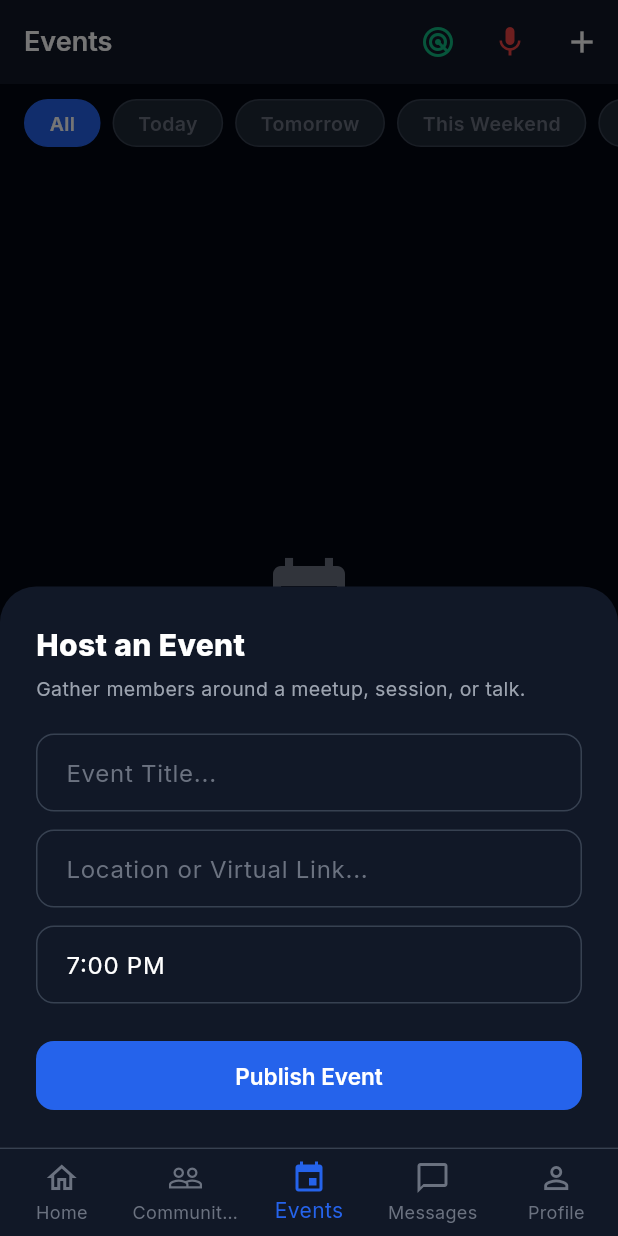
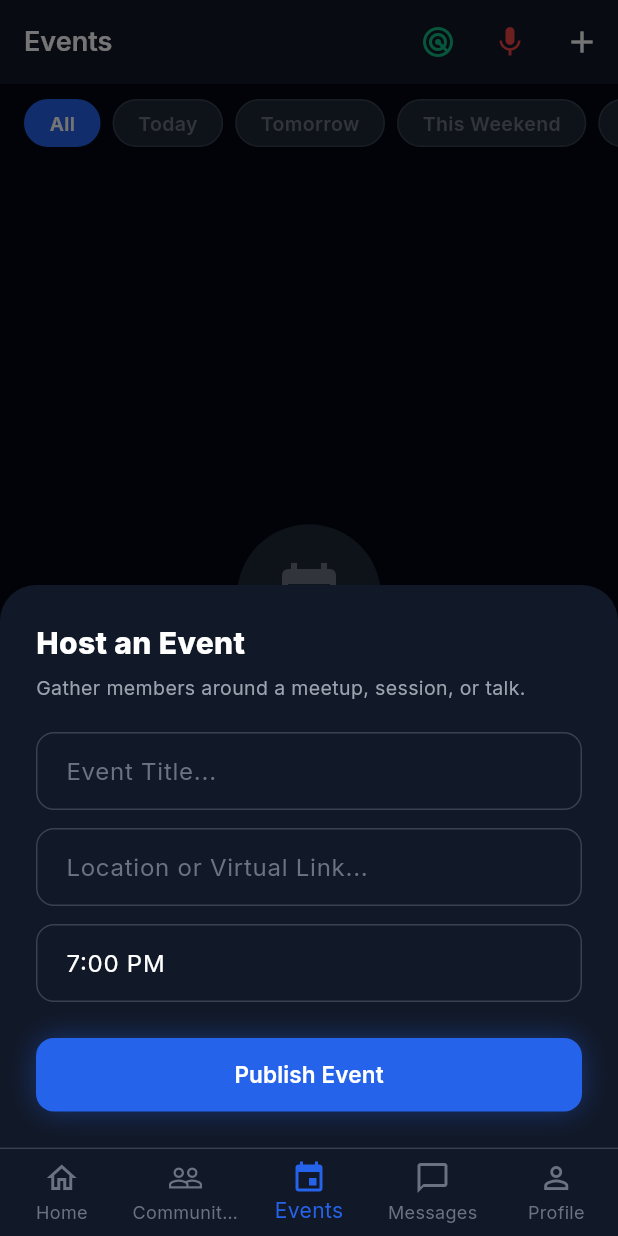
Before and after one commit to RUS-TICurtis/Quest-, a Flutter app: the EventsScreen screen opened by its route, after a tap on the "add" icon, on a phone screen of 412 x 824 dp. Run offline on Flutter 3.47's test engine with Material 3 defaults, Android fonts, the phone set to English and light mode, and no system bars; our stand-ins replace connectivity_plus, flutter_riverpod, go_router, google_fonts, supabase_flutter; accounts and stored records are empty.

```diff
--- a/lib/features/events/presentation/events_screen.dart
+++ b/lib/features/events/presentation/events_screen.dart
@@ -3,6 +3,7 @@ import 'package:flutter/services.dart';
 import 'package:flutter_riverpod/flutter_riverpod.dart';
 import 'package:go_router/go_router.dart';
 import '../../../core/theme/app_colors.dart';
+import '../../../shared/widgets/quest_button.dart';
 import '../../profile/data/user_provider.dart';
 import '../data/events_provider.dart';
 
@@ -100,8 +101,15 @@ class _EventsScreenState extends ConsumerState<EventsScreen> {
                     child: Column(
                       mainAxisAlignment: MainAxisAlignment.center,
                       children: [
-                        const Icon(Icons.event_busy, color: AppColors.textMuted, size: 64),
-                        const SizedBox(height: 16),
+                      Container(
+                        padding: const EdgeInsets.all(24),
+                        decoration: const BoxDecoration(
+                          color: AppColors.card,
+                          shape: BoxShape.circle,
+                        ),
+                        child: const Icon(Icons.event_busy, color: AppColors.textMuted, size: 48),
+                      ),
+                      const SizedBox(height: 24),
                         const Text('No events found', style: TextStyle(color: Colors.white, fontSize: 18, fontWeight: FontWeight.w600)),
                         const SizedBox(height: 8),
                         const Text('Try adjusting your filters or check back later.', style: TextStyle(color: AppColors.textMuted, fontSize: 14)),
@@ -323,9 +331,9 @@ class _EventsScreenState extends ConsumerState<EventsScreen> {
               decoration: const InputDecoration(hintText: 'Time (e.g. 6:30 PM)...'),
             ),
             const SizedBox(height: 24),
-            SizedBox(
-              width: double.infinity,
-              child: ElevatedButton(
+            QuestButton(
+              label: 'Publish Event',
+              isFullWidth: true,
               onPressed: () {
                 if (titleCtrl.text.trim().isNotEmpty) {
                   final newId = '${DateTime.now().millisecondsSinceEpoch}';
@@ -349,8 +357,6 @@ class _EventsScreenState extends ConsumerState<EventsScreen> {
                   context.push('/events/$newId');
                 }
               },
-                child: const Text('Publish Event'),
-              ),
             ),
           ],
         ),
--- a/lib/shared/widgets/quest_button.dart
+++ b/lib/shared/widgets/quest_button.dart
@@ -1,4 +1,5 @@
 import 'package:flutter/material.dart';
+import 'package:flutter/services.dart';
 import 'package:quest/core/theme/app_colors.dart';
 
 /// Quest's primary button with glow effect
@@ -71,7 +72,10 @@ class _QuestButtonState extends State<QuestButton> with SingleTickerProviderStat
     }
 
     return GestureDetector(
-      onTapDown: (_) => _controller.forward(),
+      onTapDown: (_) {
+        HapticFeedback.lightImpact();
+        _controller.forward();
+      },
       onTapUp: (_) { _controller.reverse(); widget.onPressed?.call(); },
       onTapCancel: () => _controller.reverse(),
       child: ScaleTransition(
```
Also changed, not shown: lib/features/communities/presentation/communities_screen.dart (+4 -5 lines), lib/features/messaging/presentation/messages_screen.dart (+16 -4 lines), 1 other file. Lines whose indentation alone changed are shown as unchanged.
